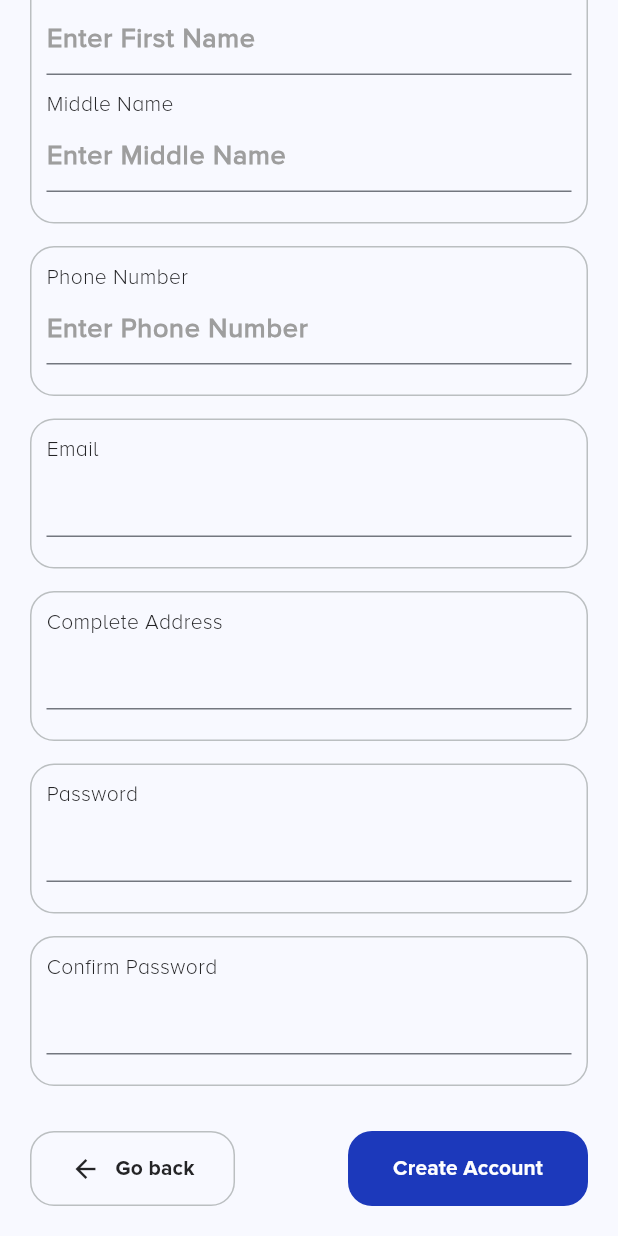
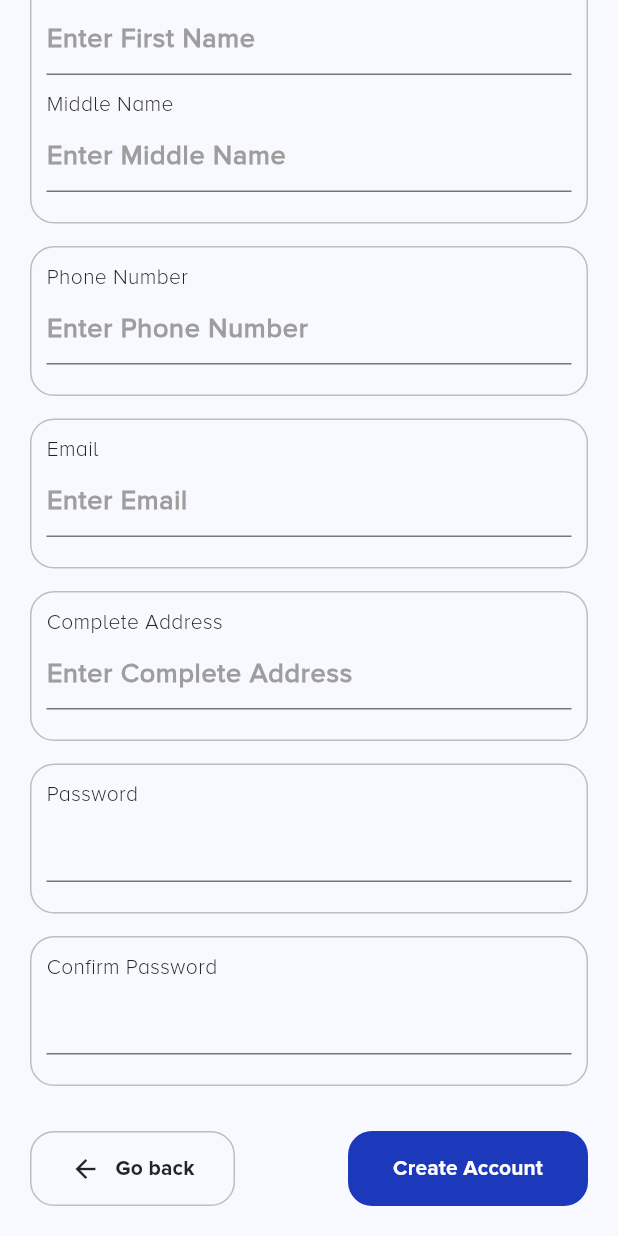
Before and after one commit to oppatrickk/roompal_ojt, a Flutter app: the AsRenter screen opened by its route, scrolled down 502 dp, on a phone screen of 412 x 824 dp. Run offline on Flutter 3.47's test engine with Material 2 defaults, Android fonts, the phone set to English and light mode, and no system bars; our stand-ins replace syncfusion_flutter_charts.

Commit message:
style(user login/registration): fix texfield hinttext

```diff
--- a/lib/pages/user_registration/as_Renter.dart
+++ b/lib/pages/user_registration/as_Renter.dart
@@ -43,7 +43,7 @@ class _AsRenter extends State<AsRenter> {
                     ],
                   ),
                   ksizedBoxTextFieldCol,
-                  Text(
+                  const Text(
                     'Fill in the data require to sign up. It will take a couple of minutes.',
                     style: kRoomNumber,
                     textAlign: TextAlign.center,
@@ -53,9 +53,9 @@ class _AsRenter extends State<AsRenter> {
                   kSizedBox,
                   textField1(label: 'Phone Number', hint: 'Enter Phone Number'),
                   kSizedBox,
-                  textField1(label: 'Email', hint: ''),
+                  textField1(label: 'Email', hint: 'Enter Email'),
                   kSizedBox,
-                  textField1(label: 'Complete Address', hint: ''),
+                  textField1(label: 'Complete Address', hint: 'Enter Complete Address'),
                   kSizedBox,
                   textField1(label: 'Password', hint: ''),
                   kSizedBox,
@@ -72,8 +72,7 @@ class _AsRenter extends State<AsRenter> {
                         isGoBack: true,
                       ),
                       noButtonIcons(
-                        onPressed: () =>
-                            Navigator.pushNamed(context, LandingPage.id),
+                        onPressed: () => Navigator.pushNamed(context, LandingPage.id),
                         label: 'Create Account',
                         isBorderRequired: false,
                         buttonColor: Color(0xFF1C39BB),
--- a/lib/pages/user_registration/as_property_owner.dart
+++ b/lib/pages/user_registration/as_property_owner.dart
@@ -52,9 +52,9 @@ class _AsPropertyOwnerState extends State<AsPropertyOwner> {
                   kSizedBox,
                   textField1(label: 'Phone Number', hint: 'Enter Phone Number'),
                   kSizedBox,
-                  textField1(label: 'Email', hint: ''),
+                  textField1(label: 'Email', hint: 'Enter Email'),
                   kSizedBox,
-                  textField1(label: 'Complete Address', hint: ''),
+                  textField1(label: 'Complete Address', hint: 'Enter Complete Address'),
                   kSizedBox,
                   textField1(label: 'Password', hint: ''),
                   kSizedBox,
```
